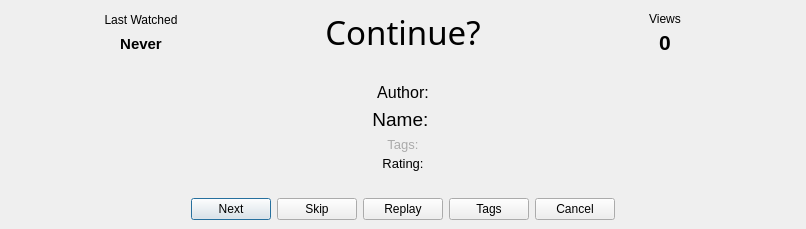
PaunescuAndrei/MediaManager, file MediaManager/src/QtClasses/UI/Form Files/finishDialog.ui: the form before one commit.
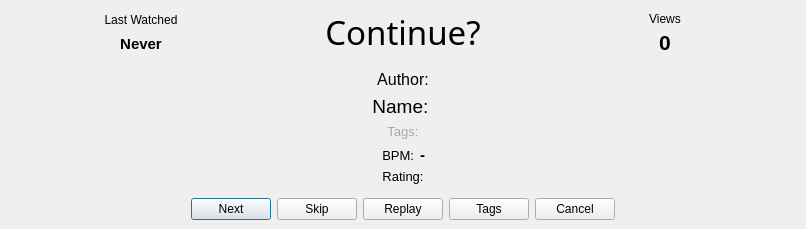
The form after the commit. Custom widgets are drawn as their Qt base class.

Commit message: added bpm info in notification,finish,nextchoice dialogs

```diff
--- a/MediaManager/src/QtClasses/UI/Form Files/finishDialog.ui
+++ b/MediaManager/src/QtClasses/UI/Form Files/finishDialog.ui
@@ -307,6 +307,14 @@
               <bool>true</bool>
              </property>
              <widget class="QWidget" name="scrollAreaWidgetContents_2">
+              <property name="geometry">
+               <rect>
+                <x>0</x>
+                <y>0</y>
+                <width>774</width>
+                <height>26</height>
+               </rect>
+              </property>
               <property name="focusPolicy">
                <enum>Qt::FocusPolicy::WheelFocus</enum>
               </property>
@@ -374,6 +382,70 @@
              </property>
             </widget>
            </item>
+           <item>
+            <layout class="QHBoxLayout" name="bpmLayout">
+             <property name="spacing">
+              <number>6</number>
+             </property>
+             <item>
+              <spacer name="bpmSpacerLeft">
+               <property name="orientation">
+                <enum>Qt::Orientation::Horizontal</enum>
+               </property>
+               <property name="sizeHint" stdset="0">
+                <size>
+                 <width>40</width>
+                 <height>20</height>
+                </size>
+               </property>
+              </spacer>
+             </item>
+             <item>
+              <widget class="QLabel" name="bpmLabel">
+               <property name="font">
+                <font>
+                 <pointsize>10</pointsize>
+                </font>
+               </property>
+               <property name="text">
+                <string>BPM:</string>
+               </property>
+               <property name="alignment">
+                <set>Qt::AlignmentFlag::AlignRight|Qt::AlignmentFlag::AlignTrailing|Qt::AlignmentFlag::AlignVCenter</set>
+               </property>
+              </widget>
+             </item>
+             <item>
+              <widget class="QLabel" name="bpmValueLabel">
+               <property name="font">
+                <font>
+                 <pointsize>11</pointsize>
+                 <bold>true</bold>
+                </font>
+               </property>
+               <property name="text">
+                <string>-</string>
+               </property>
+               <property name="alignment">
+                <set>Qt::AlignmentFlag::AlignLeading|Qt::AlignmentFlag::AlignLeft|Qt::AlignmentFlag::AlignVCenter</set>
+               </property>
+              </widget>
+             </item>
+             <item>
+              <spacer name="bpmSpacerRight">
+               <property name="orientation">
+                <enum>Qt::Orientation::Horizontal</enum>
+               </property>
+               <property name="sizeHint" stdset="0">
+                <size>
+                 <width>40</width>
+                 <height>20</height>
+                </size>
+               </property>
+              </spacer>
+             </item>
+            </layout>
+           </item>
           </layout>
          </item>
          <item>
```
The commit also changes 5 other files.
